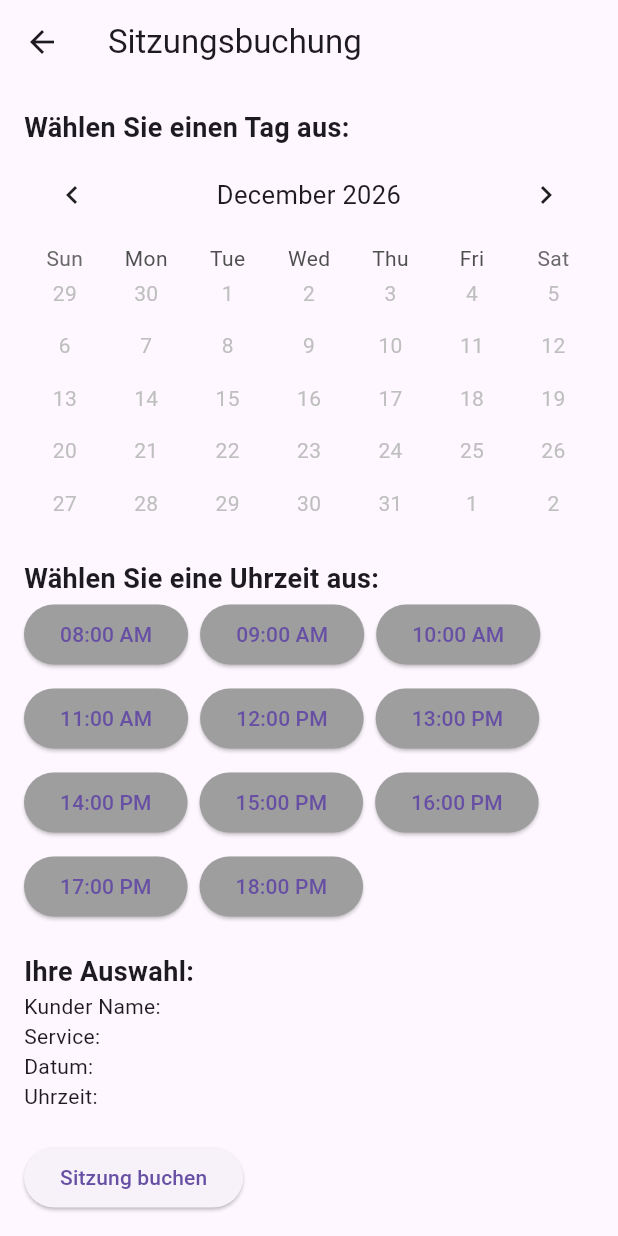
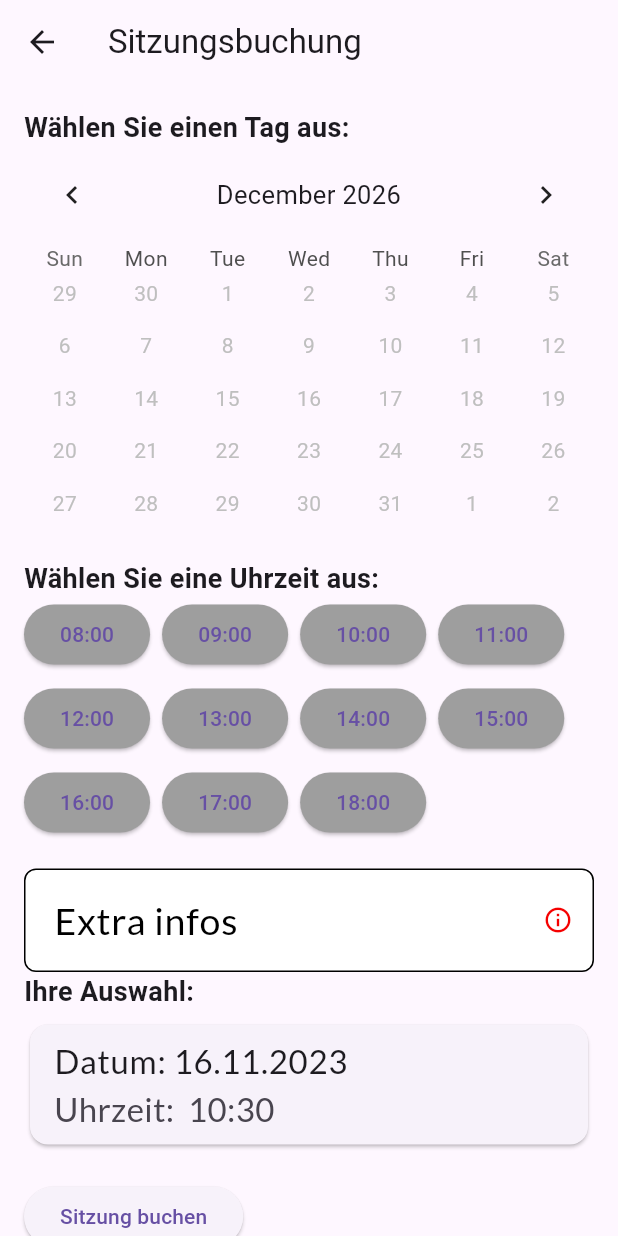
Before and after one commit to maurodev16/therapy_user, a Flutter app: the AppointmentPage screen opened directly, after a tap on "Sitzung buchen", on a phone screen of 412 x 824 dp. Run offline on Flutter 3.47's test engine with Material 3 defaults, Android fonts, the phone set to English and light mode, and no system bars; drawn by our look-alikes of table_calendar; our stand-ins replace flutter_dotenv, flutter_spinkit, fluttertoast, get, get_storage, google_fonts and 2 more; accounts and stored records are empty.

Commit message:
doing appoit

```diff
--- a/lib/Controller/AppointmentController.dart
+++ b/lib/Controller/AppointmentController.dart
@@ -1,29 +1,46 @@
+import 'package:fluttertoast/fluttertoast.dart';
 import 'package:get/get.dart';
+import 'package:get_storage/get_storage.dart';
+import 'package:therapy_user/IRepository/IRepositoryAppointment.dart';
+import 'package:therapy_user/Models/AppointmentModel.dart';
+import 'package:therapy_user/Models/ServiceTypeModel.dart';
 
-class AppointmentController extends GetxController {
+import '../Models/PaymentModel.dart';
+import '../Models/RelatedDocumentsModel.dart';
+import '../Repository/RespositoryAuth.dart';
+import '../Utils/Colors.dart';
+import 'AuthController.dart';
 
-// final MyRepository repository;
-// AppointmentController(this.repository);
+class AppointmentController extends GetxController
+    with StateMixin<AppointmentModel> {
+  final IRepositoryAppointment _irepository;
+  AppointmentController(this._irepository);
+  final storage = GetStorage();
+  @override
+  void onInit() {
+
+    super.onInit();
+  }
 
   final List<String> daysOfWeek =
       ['Seg', 'Ter', 'Qua', 'Qui', 'Sex', 'Sáb', 'Dom'].obs;
 
-  final List<String> availableTimes = [
-    '08:00 AM',
-    '09:00 AM',
-    '10:00 AM',
-    '11:00 AM',
-    '12:00 PM',
-    '13:00 PM',
-    '14:00 PM',
-    '15:00 PM',
-    '16:00 PM',
-    '17:00 PM',
-    '18:00 PM',
-  ].obs;
+  final List<String> timeStrings = [
+    '08:00',
+    '09:00',
+    '10:00',
+    '11:00',
+    '12:00',
+    '13:00',
+    '14:00',
+    '15:00',
+    '16:00',
+    '17:00',
+    '18:00',
+  ];
 
-  final RxString selectedDay = ''.obs;
-  final RxString selectedTime = ''.obs;
+
+
 
   // Simulação de datas já agendadas (em vermelho)
   final List<DateTime> bookedDates = [
@@ -31,4 +48,76 @@ class AppointmentController extends GetxController {
     DateTime.now().add(Duration(days: 10)),
     DateTime.now().add(Duration(days: 15)),
   ].obs;
+
+  ///
+  late final Rx<AppointmentModel> _appointmentData;
+  Rx<AppointmentModel> get getAppointmentData => this._appointmentData;
+  set setAppointmentData(Rx<AppointmentModel> appointmentData) {
+    update();
+    this._appointmentData = appointmentData;
+  }
+
+  ///
+  final AuthController authController =
+      Get.put<AuthController>(AuthController(RepositoryAuth()));
+  RxString id = ''.obs;
+  Rx<DateTime>? selectedData = DateTime.now().obs;
+  Rx<DateTime>? selectedTime = DateTime.now().obs;
+  RxString notes = ''.obs;
+  RxList<ServiceTypeModel> serviceTypeModel = <ServiceTypeModel>[].obs;
+  RxList<PaymentModel> paymentModel = <PaymentModel>[].obs;
+  List<RelatedDocumentsModel> relatedDocumentsModel = <RelatedDocumentsModel>[];
+  RxBool isCanceled = false.obs;
+  Rx<DateTime>? createdAt;
+  Rx<DateTime>? updatedAt;
+  RxBool isLoading = false.obs;
+  RxString appointStatus = 'open'.obs;
+
+  Future<AppointmentModel> create() async {
+    isLoading.value = true;
+    try {
+      final newAppointment = AppointmentModel(
+        date: selectedData!.value,
+        time: selectedTime!.value,
+        notes: notes.value,
+        userModel: authController.getUserData.value,
+        isCanceled: isCanceled.value,
+      ).obs;
+      AppointmentModel response =
+          await _irepository.create(newAppointment.value);
+      if (response.id != null) {
+        _appointmentData.update((appointment) {
+          appointment!.id = response.id;
+          appointment.date = response.date;
+          appointment.time = response.time;
+          appointment.notes = response.notes;
+          appointment.userModel = response.userModel;
+          appointment.isCanceled = response.isCanceled;
+          appointment.createdAt = response.createdAt;
+          appointment.updatedAt = response.updatedAt;
+          appointment.paymentModel = response.paymentModel;
+          appointment.relatedDocumentsModel = response.relatedDocumentsModel;
+          appointment.serviceTypeModel = response.serviceTypeModel;
+          appointment.status = response.status;
+        });
+            print("TOKEN:::${response.id}");
+          print("GET USER DATA ::::::::::::$getAppointmentData");
+
+          Fluttertoast.showToast(
+            msg: 'Suppi, Deine Termin wurde erfolgreich gebucht!',
+            backgroundColor: verde,
+          );
+          // Atualiza o estado com a resposta bem-sucedida
+          change(response, status: RxStatus.success());
+          Get.back();
+        return _appointmentData.value;
+      }
+    } catch (e) {
+      print(e.toString());
+    } finally {
+      isLoading.value = false;
+    }
+    update();
+    return _appointmentData.value;
+  }
 }
--- /dev/null
+++ b/lib/Repository/RepositoryAppointment.dart
@@ -0,0 +1,74 @@
+import 'package:flutter_dotenv/flutter_dotenv.dart';
+import 'package:get/get.dart';
+import 'package:therapy_user/Models/AppointmentModel.dart';
+
+import '../IRepository/IRepositoryAppointment.dart';
+import '../Models/UserModel.dart';
+
+class RepositoryAppointment extends GetConnect
+    implements IRepositoryAppointment {
+  @override
+  void onInit() async {
+    httpClient.baseUrl = dotenv.env['API_URL'];
+    httpClient.addRequestModifier<dynamic>((request) {
+      request.headers['Authorization'] = 'Bearer';
+      request.headers['Accept'] = 'application/json';
+      defaultContentType = "application/json; charset=utf-8";
+      httpClient.timeout = Duration(seconds: 18);
+
+      return request;
+    });
+    super.onInit();
+  }
+
+  @override
+  Future<AppointmentModel> create(AppointmentModel newAppointment) async {
+    try {
+      final response = await httpClient.post('appointment/create',
+          body: newAppointment.toJson());
+
+      if (response.status.isOk) {
+        final Map<String, dynamic> responseData = await response.body;
+
+        final newAppointment =
+            AppointmentModel.fromJson(responseData['newAppointment']);
+
+        print("responseData::::: ${responseData['newAppointment']}");
+
+        print("Appointment::::: ${newAppointment.id}");
+
+        return newAppointment;
+      } else {
+        print("Signup error: ${response.statusText}");
+        return throw Exception(response.body);
+      }
+    } catch (e) {
+      print("Login error: $e");
+      throw Exception('An error occurred during Signup: $e');
+    }
+  }
+
+  @override
+  // ignore: override_on_non_overriding_member
+  Future<void> deleteUser(String id) async {}
+
+  @override
+  // ignore: override_on_non_overriding_member
+  Future<UserModel> editUser(UserModel userModel) async {
+   return UserModel();
+
+  }
+
+  @override
+  Future<void> deleteAppointment(String id) async {}
+
+  @override
+  Future<List<AppointmentModel>> fetchAppointmentByUserId(String id) async {
+    throw UnimplementedError();
+  }
+
+  @override
+  Future<void> updateAppointment(String id) async {
+    throw UnimplementedError();
+  }
+}
--- a/lib/Repository/RepositoryUser.dart
+++ b/lib/Repository/RepositoryUser.dart
@@ -12,6 +12,8 @@ class RepositoryUser extends GetConnect implements IRepositoryUser {
       request.headers['Authorization'] = 'Bearer';
       request.headers['Accept'] = 'application/json';
       defaultContentType="application/json; charset=utf-8";
+    httpClient.timeout = Duration(seconds: 18);
+
       return request;
     });
 
--- a/lib/Repository/RespositoryAuth.dart
+++ b/lib/Repository/RespositoryAuth.dart
@@ -8,10 +8,12 @@ class RepositoryAuth extends GetConnect implements IRepositoryAuth {
   @override
   void onInit() async {
    // httpClient.baseUrl=dotenv.env['API_URL'];
-    httpClient.timeout = Duration(seconds: 18);
+
     httpClient.addRequestModifier<dynamic>((request) {
       request.headers['Authorization'] = 'Bearer';
       request.headers['Accept'] = 'application/json';
+    httpClient.timeout = Duration(seconds: 18);
+
       return request;
     });
 
--- a/lib/pages/AppointmentPage.dart
+++ b/lib/pages/AppointmentPage.dart
@@ -1,16 +1,23 @@
 import 'package:flutter/material.dart';
 import 'package:fluttertoast/fluttertoast.dart';
 import 'package:get/get.dart';
+import 'package:google_fonts/google_fonts.dart';
 import 'package:table_calendar/table_calendar.dart';
+import 'package:therapy_user/Repository/RepositoryAppointment.dart';
 import 'package:therapy_user/Utils/Colors.dart';
 
 import '../Controller/AppointmentController.dart';
 
 class AppointmentPage extends StatelessWidget {
-  final appointControler = Get.find<AppointmentController>();
+  final appointmentController = Get.put<AppointmentController>(
+      AppointmentController(RepositoryAppointment()));
 
   @override
   Widget build(BuildContext context) {
+    RxString data =
+        "${appointmentController.selectedData!.value.day}.${appointmentController.selectedData!.value.month}.${appointmentController.selectedData!.value.year}".obs;
+    RxString hour =
+        " ${appointmentController.selectedTime!.value.hour}:${appointmentController.selectedTime!.value.minute}".obs;
     return Scaffold(
       appBar: AppBar(
         title: Text('Sitzungsbuchung'),
@@ -41,18 +48,17 @@ class AppointmentPage extends StatelessWidget {
               selectedDayPredicate: (day) {
                 isSameDay(day, DateTime.now());
                 // Überprüfen, ob der Tag gebucht ist und deaktivieren
-                return appointControler.bookedDates.contains(day);
+                return appointmentController.bookedDates.contains(day);
               },
               availableGestures: AvailableGestures.all,
-              onDaySelected: (selectedDay, focusedDay) {
-                appointControler.selectedDay.value =
-                    selectedDay.toLocal().toString().split(' ')[0];
+              onDaySelected: (selectedData, focusedDay) {
+                appointmentController.selectedData!.value =
+                    selectedData.toLocal();
                 Fluttertoast.showToast(
-                    msg:"Ausgewählter Tag: ${ appointControler.selectedDay.value}",
+                  msg: "Ausgewählter Datum: ${data.value}",
                   gravity: ToastGravity.TOP,
                   toastLength: Toast.LENGTH_LONG,
                   backgroundColor: verde,
-
                 );
               },
             ),
@@ -66,21 +72,23 @@ class AppointmentPage extends StatelessWidget {
               () => Wrap(
                 spacing: 8.0,
                 runSpacing: 8.0,
-                children: appointControler.availableTimes
+                children: appointmentController.timeStrings
                     .map((time) => ElevatedButton(
                           onPressed: () {
-                            appointControler.selectedTime.value = time;
+                            appointmentController.selectedTime!.value =
+                                DateTime.parse('2023-11-16 $time');
+
                             Fluttertoast.showToast(
-                    msg:"Ausgewählte Zeit: ${ appointControler.selectedTime.value}",
+                              msg: "Ausgewählte Zeit: $time",
                               gravity: ToastGravity.TOP,
                               toastLength: Toast.LENGTH_LONG,
                               backgroundColor: verde,
-
                             );
                           },
                           style: ElevatedButton.styleFrom(
                             backgroundColor:
-                                appointControler.selectedTime.value == time
+                                appointmentController.selectedTime!.string ==
+                                        time
                                     ? Colors.blue
                                     : Colors.grey,
                           ),
@@ -90,27 +98,88 @@ class AppointmentPage extends StatelessWidget {
               ),
             ),
             SizedBox(height: 20),
+            Container(
+              width: 0.95 * Get.width,
+              child: Obx(
+                () => TextFormField(
+                  style: GoogleFonts.lato(fontSize: 25, color: cinza),
+                  enabled: !appointmentController.isLoading.value,
+                  keyboardType: TextInputType.emailAddress,
+                  decoration: InputDecoration(
+                    fillColor: branco,
+                    hintMaxLines: 200,
+                    labelText: 'Extra infos'.tr,
+                    labelStyle: GoogleFonts.lato(
+                      fontSize: 25,
+                      color: preto,
+                      fontWeight: FontWeight.w400,
+                    ),
+                    border: OutlineInputBorder(
+                      borderRadius: BorderRadius.circular(8.0),
+                      borderSide: BorderSide(
+                        color: cinza,
+                        width: 1.0,
+                      ),
+                    ),
+                    enabledBorder: OutlineInputBorder(
+                      borderRadius: BorderRadius.circular(8.0),
+                      borderSide: BorderSide(
+                        color: preto,
+                        width: 1.0,
+                      ),
+                    ),
+                    focusedBorder: OutlineInputBorder(
+                      borderRadius: BorderRadius.circular(8.0),
+                      borderSide: BorderSide(
+                        color: vermelho,
+                        width: 1,
+                      ),
+                    ),
+                    suffixIcon:
+                        Icon(Icons.info_outline, size: 20, color: vermelho),
+                    filled: true,
+                    contentPadding:
+                        EdgeInsets.symmetric(vertical: 16.0, horizontal: 16.0),
+                  ),
+                  onChanged: (value) {
+                    appointmentController.notes.value = value;
+                  },
+                ),
+              ),
+            ),
             Text(
               'Ihre Auswahl:',
               style: TextStyle(fontSize: 18, fontWeight: FontWeight.bold),
             ),
-            Obx(
-              () => Text('Kunder Name: ${appointControler.selectedTime.value}'),
+
+            SizedBox(height: 5),
+
+                 Container(
+                  width: Get.width,
+                  child: Card(
+                    child:Obx(
+              () => ListTile(
+                      title: Text(
+                        'Datum: ${data.value}',
+                        style: GoogleFonts.lato(
+                          fontSize: 22,
                         ),
-            Obx(
-              () => Text('Service: ${appointControler.selectedTime.value}'),
                       ),
-            Obx(
-              () => Text('Datum: ${appointControler.selectedDay.value}'),
+                      subtitle: Text(
+                        'Uhrzeit: ${hour.value}',
+                        style: GoogleFonts.lato(
+                          fontSize: 22,
                         ),
-            Obx(
-              () => Text('Uhrzeit: ${appointControler.selectedTime.value}'),
                       ),
+                    ),   ),
+                  ),
+                ),
+
 
             SizedBox(height: 20),
             ElevatedButton(
-              onPressed: () {
-                // Führen Sie die Buchungsaktion hier aus
+              onPressed: () async {
+                await appointmentController.create();
               },
               child: Text('Sitzung buchen'),
             ),
```
Also changed, not shown: lib/BottomNavigationBar/BottomNavigationBar.dart (+9 -1 lines), lib/IRepository/IRepositoryAppointment.dart (added, +10 -0 lines), lib/MyBindings/Mybindings.dart (+8 -2 lines), lib/pages/Authentication/Pages/Register/CreateUserPage.dart (+8 -8 lines), lib/pages/HomePage.dart (+1 -9 lines), pubspec.lock, 1 other file. Lines whose indentation alone changed are shown as unchanged.
